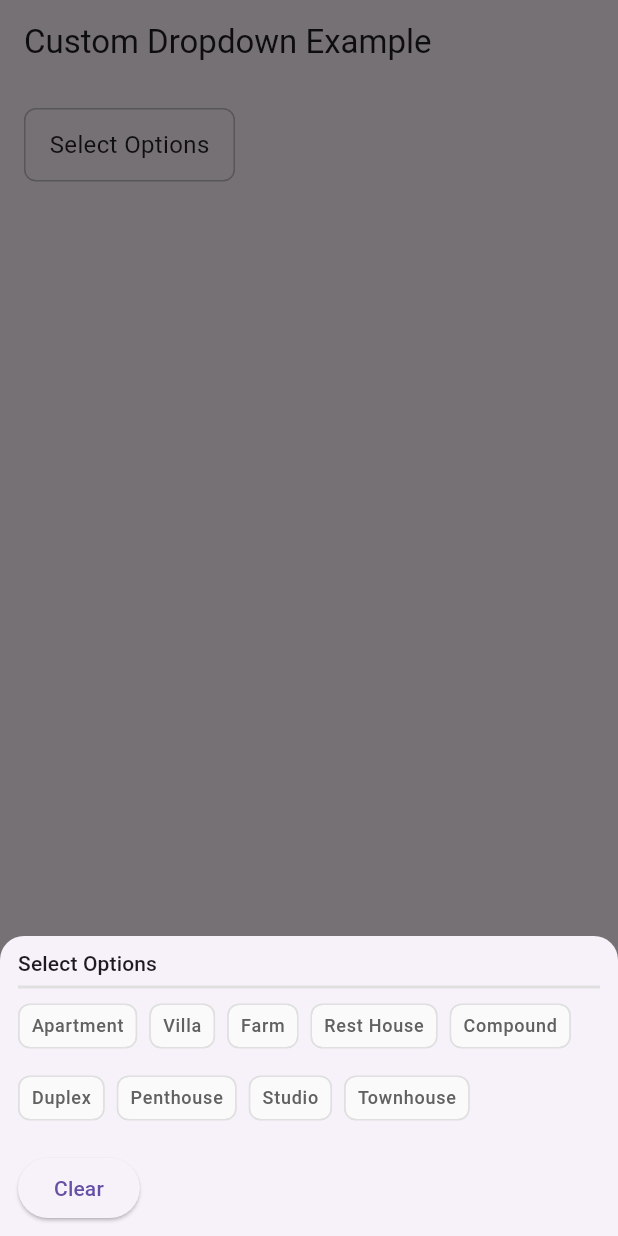
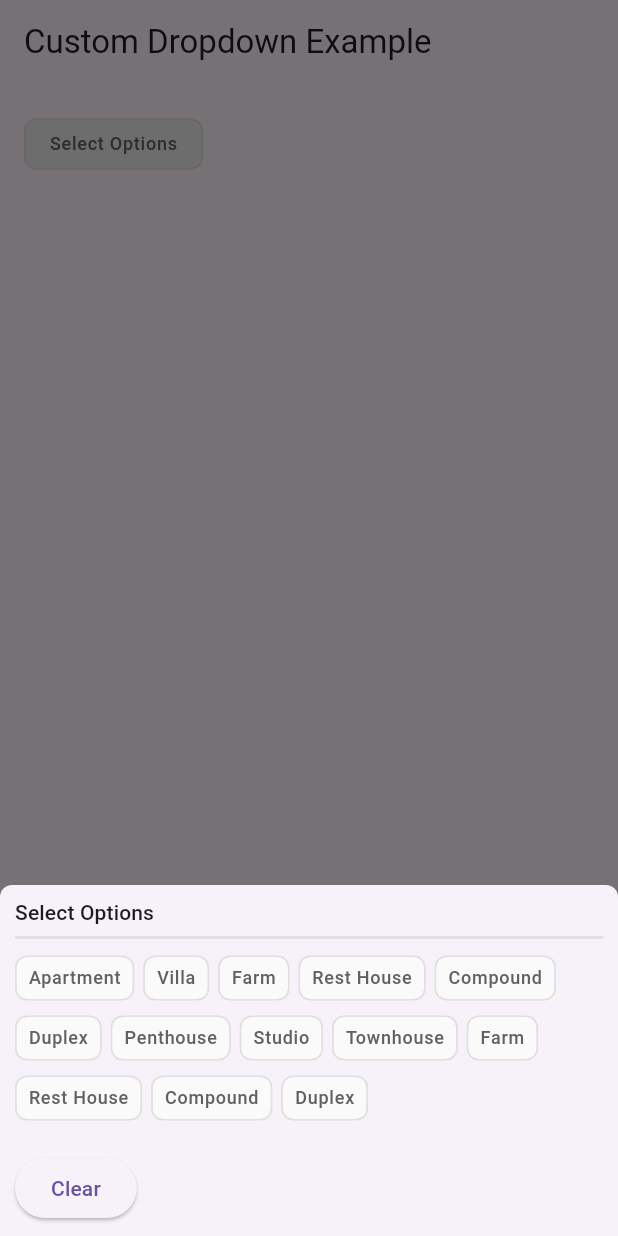
Before and after one commit to msiprime/flutterwiz, a Flutter app: the DropdownExample screen opened directly, after a tap on "Select Options", on a phone screen of 412 x 824 dp. Run offline on Flutter 3.47's test engine with Material 3 defaults, Android fonts, the phone set to English and light mode, and no system bars; our stand-ins replace bloc_concurrency, equatable, flutter_bloc, fpdart, gap, hydrated_bloc and 1 more; statements that could not run were skipped.

Commit message:
custom dropdown

```diff
--- a/lib/custom_dropdown.dart
+++ b/lib/custom_dropdown.dart
@@ -1,20 +1,20 @@
 import 'package:flutter/material.dart';
 
-class CustomDropdown extends StatefulWidget {
+class UrgentChipDropdown extends StatefulWidget {
   final List<String> items;
   final String title;
 
-  const CustomDropdown({
+  const UrgentChipDropdown({
     super.key,
     required this.items,
     this.title = 'Select Item',
   });
 
   @override
-  CustomDropdownState createState() => CustomDropdownState();
+  UrgentChipDropdownState createState() => UrgentChipDropdownState();
 }
 
-class CustomDropdownState extends State<CustomDropdown> {
+class UrgentChipDropdownState extends State<UrgentChipDropdown> {
   final ValueNotifier<String?> _selectedItemNotifier =
       ValueNotifier<String?>(null);
 
@@ -22,7 +22,7 @@ class CustomDropdownState extends State<CustomDropdown> {
     showModalBottomSheet(
       context: context,
       shape: const RoundedRectangleBorder(
-        borderRadius: BorderRadius.vertical(top: Radius.circular(16.0)),
+        borderRadius: BorderRadius.vertical(top: Radius.circular(8.0)),
       ),
       builder: (_) {
         return _BottomSheetContent(
@@ -36,24 +36,24 @@ class CustomDropdownState extends State<CustomDropdown> {
 
   @override
   Widget build(BuildContext context) {
-    return GestureDetector(
-      onTap: () => _showBottomSheet(context),
-      child: Container(
-        padding: const EdgeInsets.symmetric(horizontal: 16, vertical: 12),
-        decoration: BoxDecoration(
-          border: Border.all(color: Colors.grey.shade400),
-          borderRadius: BorderRadius.circular(8),
-        ),
-        child: ValueListenableBuilder<String?>(
-          valueListenable: _selectedItemNotifier,
-          builder: (context, selectedItem, _) {
-            return Text(
-              selectedItem ?? widget.title,
-              style: TextStyle(fontSize: 16, color: Colors.black87),
-            );
-          },
-        ),
-      ),
+    return ValueListenableBuilder(
+      valueListenable: _selectedItemNotifier,
+      builder: (context, selectedItem, _) {
+        final selected = selectedItem != null;
+        return ActionChip(
+          onPressed: () => _showBottomSheet(context),
+          side: BorderSide(
+            color: selected ? Colors.transparent : Colors.grey.shade300,
+            width: 1.0,
+          ),
+          label: Text(selectedItem ?? widget.title),
+          backgroundColor:
+              selected ? Colors.blue.withOpacity(0.3) : Colors.grey.shade200,
+          labelStyle: Theme.of(context).textTheme.labelMedium?.copyWith(
+                color: selected ? Colors.black87 : Colors.grey.shade700,
+              ),
+        );
+      },
     );
   }
 
@@ -80,7 +80,7 @@ class _BottomSheetContent extends StatelessWidget {
     return SizedBox(
       width: double.infinity,
       child: Padding(
-        padding: const EdgeInsets.symmetric(horizontal: 12.0, vertical: 8.0),
+        padding: const EdgeInsets.symmetric(horizontal: 10.0, vertical: 8.0),
         child: Column(
           mainAxisAlignment: MainAxisAlignment.start,
           crossAxisAlignment: CrossAxisAlignment.start,
@@ -91,13 +91,13 @@ class _BottomSheetContent extends StatelessWidget {
               style: Theme.of(context).textTheme.titleSmall,
             ),
             Divider(
-              height: 12,
+              height: 14,
               thickness: 2,
               color: Colors.grey.shade300,
             ),
             Wrap(
-              spacing: 8.0,
-              runSpacing: 8.0,
+              spacing: 6.0,
+              runSpacing: 0.0,
               children: items.map((item) {
                 return ValueListenableBuilder<String?>(
                   valueListenable: selectedItemNotifier,
@@ -158,7 +158,7 @@ class DropdownExample extends StatelessWidget {
       appBar: AppBar(title: const Text('Custom Dropdown Example')),
       body: const Padding(
         padding: EdgeInsets.all(16.0),
-        child: CustomDropdown(
+        child: UrgentChipDropdown(
           items: [
             'Apartment',
             'Villa',
@@ -168,7 +168,11 @@ class DropdownExample extends StatelessWidget {
             'Duplex',
             'Penthouse',
             'Studio',
-            'Townhouse'
+            'Townhouse',
+            'Farm',
+            'Rest House',
+            'Compound',
+            'Duplex',
           ],
           title: 'Select Options',
         ),
```
